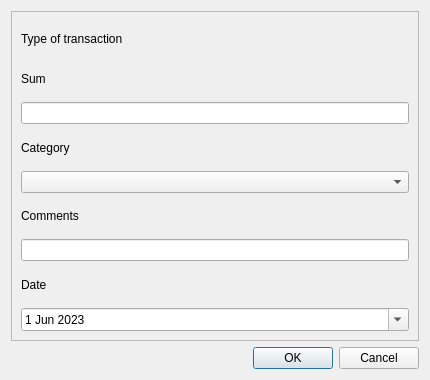
Above: ui/NewTransactionDialog.ui from imshahastam/budget_tracker_pyqt5 before the change. Below: the same form after it.
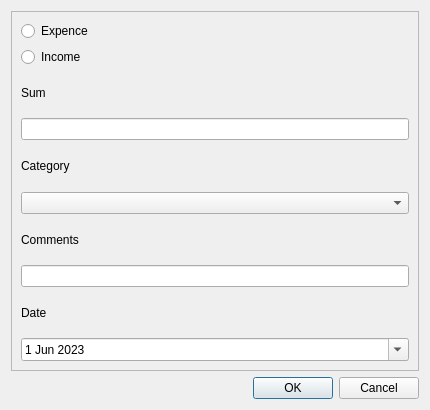
That is the form after the change.

Commit message: add downloading income categories from db

```diff
--- a/ui/NewTransactionDialog.ui
+++ b/ui/NewTransactionDialog.ui
@@ -7,7 +7,7 @@
     <x>0</x>
     <y>0</y>
     <width>430</width>
-    <height>380</height>
+    <height>410</height>
    </rect>
   </property>
   <property name="windowTitle">
@@ -24,9 +24,16 @@
      </property>
      <layout class="QVBoxLayout" name="verticalLayout_2">
       <item>
-       <widget class="QLabel" name="label">
+       <widget class="QRadioButton" name="radioBtnExpenceTr">
         <property name="text">
-         <string>Type of transaction</string>
+         <string>Expence</string>
+        </property>
+       </widget>
+      </item>
+      <item>
+       <widget class="QRadioButton" name="radioBtnIncomeTr">
+        <property name="text">
+         <string>Income</string>
         </property>
        </widget>
       </item>
@@ -71,7 +78,7 @@
        <widget class="QDateEdit" name="dateEdit">
         <property name="dateTime">
          <datetime>
-          <hour>6</hour>
+          <hour>0</hour>
           <minute>0</minute>
           <second>0</second>
           <year>2023</year>
@@ -81,7 +88,7 @@
         </property>
         <property name="maximumDateTime">
          <datetime>
-          <hour>17</hour>
+          <hour>11</hour>
           <minute>59</minute>
           <second>59</second>
           <year>2023</year>
@@ -91,17 +98,17 @@
         </property>
         <property name="minimumDateTime">
          <datetime>
-          <hour>0</hour>
+          <hour>18</hour>
           <minute>0</minute>
           <second>0</second>
           <year>2010</year>
           <month>9</month>
-          <day>13</day>
+          <day>12</day>
          </datetime>
         </property>
         <property name="maximumTime">
          <time>
-          <hour>17</hour>
+          <hour>11</hour>
           <minute>59</minute>
           <second>59</second>
          </time>
```
The commit also changes 3 other files.
